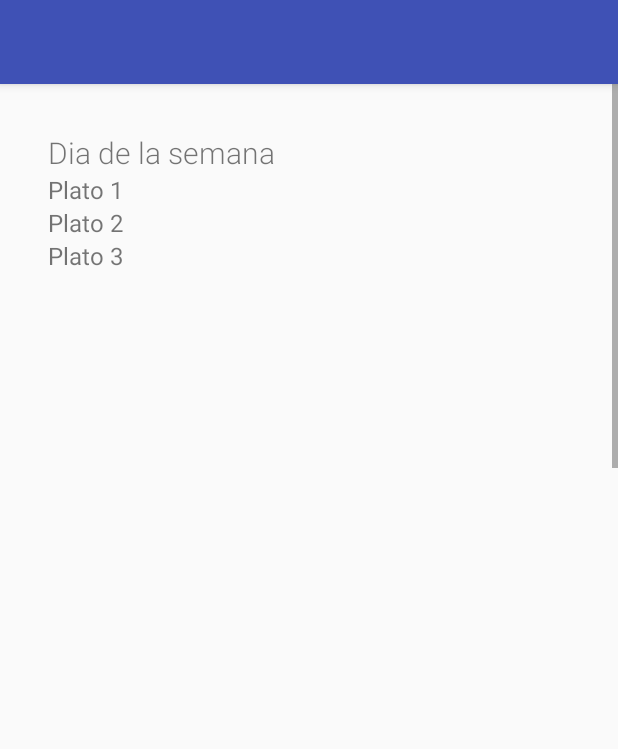
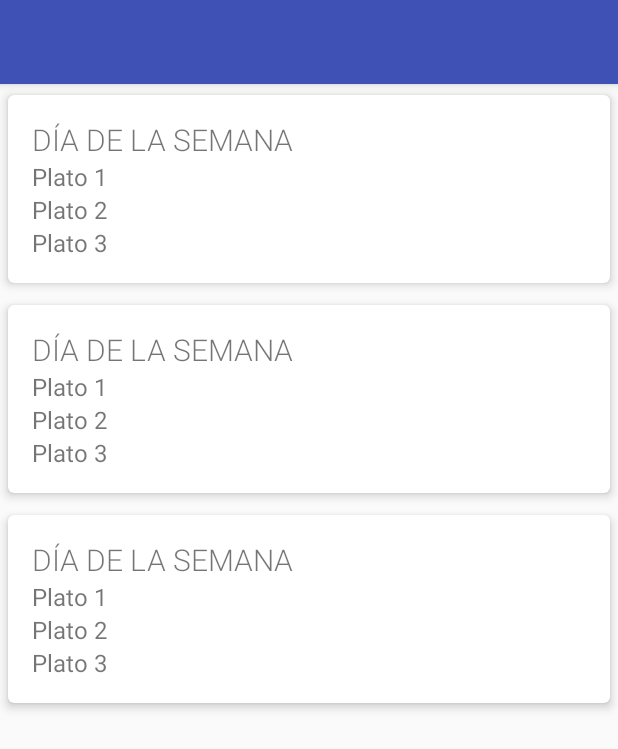
Before and after one commit to iblancasa/ComedoresUGR, an Android app: the layout activity_semana.xml on its own in the app's theme, with its tools: preview values and no code run, on a phone screen of 412 x 824 dp. Shown: the top 749 px of the screen. Run offline under Robolectric (Android 15) with nearby library versions, the phone set to English and light mode, and no system bars.

Commit message:
Mejorando cómo se visualizan los platos de la semana #1

```diff
--- a/app/src/main/AndroidManifest.xml
+++ b/app/src/main/AndroidManifest.xml
@@ -4,7 +4,7 @@
     <uses-permission android:name="android.permission.INTERNET"/>
     <application
         android:allowBackup="true"
-        android:icon="@drawable/logo"
+        android:icon="@mipmap/ic_launcher"
         android:label="@string/app_name"
         android:theme="@style/AppTheme" >
 
--- a/app/src/main/java/com/iblancasa/comedoresUGR/ParserComedor.java
+++ b/app/src/main/java/com/iblancasa/comedoresUGR/ParserComedor.java
@@ -75,6 +75,7 @@ public class ParserComedor extends AsyncTask<String, Void, String> {
 
 
                     diaplato = diaplato.replaceAll("\\<.*?>","");
+                    diaplato = diaplato.replaceAll(" +", " ");
 
 
 
@@ -82,7 +83,7 @@ public class ParserComedor extends AsyncTask<String, Void, String> {
                     Elements platos = menuDia.children();
 
                     for (Element plato : platos) {
-                        platosMenu.add(plato.html().replaceAll("\\<.*?>"," "));
+                        platosMenu.add(plato.html().replaceAll("\\<.*?>","").replaceAll(" +", " "));
                     }
 
                     Dia d = new Dia(diaplato, platosMenu);
--- a/app/src/main/res/layout/item_plato.xml
+++ b/app/src/main/res/layout/item_plato.xml
@@ -1,9 +1,15 @@
 <?xml version="1.0" encoding="utf-8"?>
-<LinearLayout xmlns:android="http://schemas.android.com/apk/res/android"
-    xmlns:tools="http://schemas.android.com/tools"
+
+<android.support.v7.widget.CardView xmlns:android="http://schemas.android.com/apk/res/android"
+    xmlns:card_view="http://schemas.android.com/apk/res-auto"
     android:orientation="horizontal"
     android:layout_width="match_parent"
-    android:layout_height="match_parent"
+    android:layout_height="wrap_content"
+    android:foreground="?selectableItemBackground"
+    card_view:cardCornerRadius="4dp"
+    android:clickable="true"
+    card_view:cardUseCompatPadding="true"
+    card_view:cardElevation="4dp"
     android:padding="@dimen/activity_horizontal_margin"
     android:weightSum="1">
 
@@ -19,7 +25,7 @@
             android:layout_height="wrap_content"
             android:textSize="20sp"
             android:fontFamily="sans-serif-light"
-            tools:text="Dia de la semana"
+            android:text="DÍA DE LA SEMANA"
             />
 
         <TextView
@@ -46,4 +52,4 @@
 
 
     </LinearLayout>
-</LinearLayout>
+</android.support.v7.widget.CardView>
```
